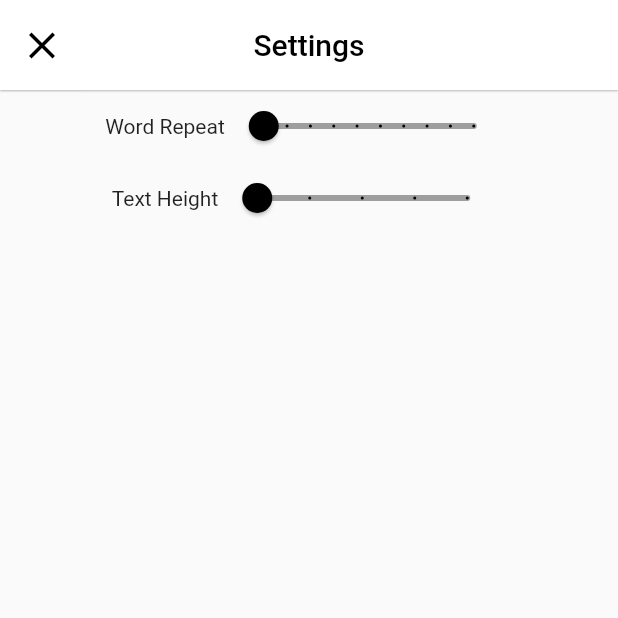
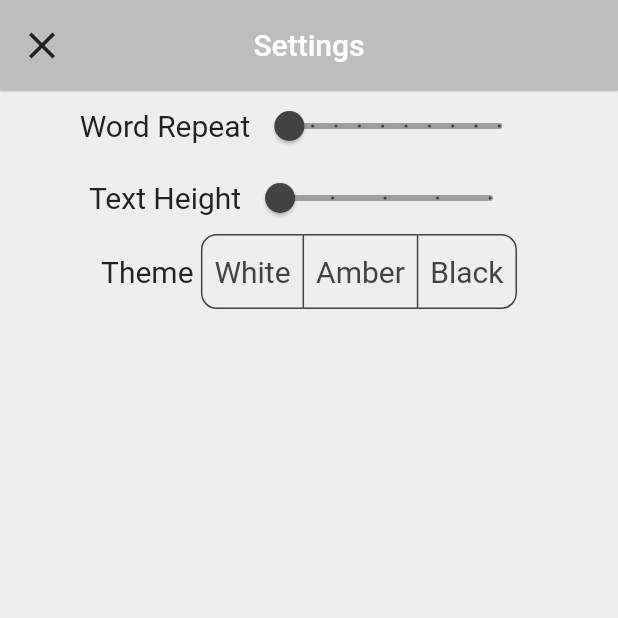
Before and after one commit to the1coder-pro/MyTomatoApp, a Flutter app: the SettingsPage screen opened directly, on a phone screen of 412 x 824 dp, the top half of it. Run offline on Flutter 3.47's test engine with Material 2 defaults, Android fonts, the phone set to English and light mode, and no system bars; statements that could not run were skipped.

Commit message:
Adding Themes

```diff
--- a/lib/main.dart
+++ b/lib/main.dart
@@ -2,13 +2,25 @@ import 'dart:math';
 
 import 'package:flutter/material.dart';
 import 'package:flutter/services.dart';
+import 'package:provider/provider.dart';
+import 'theme.dart';
 
 void main() => runApp(MyApp());
 
 class MyApp extends StatelessWidget {
   @override
   Widget build(BuildContext context) {
+    return ChangeNotifierProvider<ThemeNotifier>(
+        create: (_) => ThemeNotifier(lightTheme), child: TheMaterialApp());
+  }
+}
+
+class TheMaterialApp extends StatelessWidget {
+  @override
+  Widget build(BuildContext context) {
+    final theme = Provider.of<ThemeNotifier>(context);
     return MaterialApp(
+      theme: theme.getTheme(),
       debugShowCheckedModeBanner: false,
       initialRoute: '/',
       routes: {
@@ -39,6 +51,66 @@ var theContent = '';
 var listOfSentences;
 double textHeight = 1;
 
+//Theme Toggle Buttons and themeChanger Function
+void onThemeChanged(int value, ThemeNotifier themeNotifier) {
+  if (value == 0) {
+    themeNotifier.setTheme(lightTheme);
+  }
+  if (value == 1) {
+    themeNotifier.setTheme(amberTheme);
+  }
+  if (value == 2) {
+    themeNotifier.setTheme(darkTheme);
+  }
+}
+
+class ThemeController extends StatefulWidget {
+  @override
+  _ThemeControllerState createState() => _ThemeControllerState();
+}
+
+class _ThemeControllerState extends State<ThemeController> {
+  var isSelected = <bool>[false, false, false];
+
+  @override
+  Widget build(BuildContext context) {
+    ThemeNotifier themeNotifier = Provider.of<ThemeNotifier>(context);
+    return ToggleButtons(
+      children: <Widget>[
+        Padding(
+          padding: const EdgeInsets.all(8.0),
+          child: Text("White", textAlign: TextAlign.center),
+        ),
+        Padding(
+          padding: const EdgeInsets.all(8.0),
+          child: Text("Amber", textAlign: TextAlign.center),
+        ),
+        Padding(
+          padding: const EdgeInsets.all(8.0),
+          child: Text("Black", textAlign: TextAlign.center),
+        ),
+      ],
+      onPressed: (int index) {
+        setState(() {
+          for (int buttonIndex = 0;
+              buttonIndex < isSelected.length;
+              buttonIndex++) {
+            if (buttonIndex == index) {
+              isSelected[buttonIndex] = true;
+            } else {
+              isSelected[buttonIndex] = false;
+            }
+          }
+
+          onThemeChanged(index, themeNotifier);
+          print(index);
+        });
+      },
+      isSelected: isSelected,
+    );
+  }
+}
+
 class WordRepeatSlider extends StatefulWidget {
   @override
   _WordRepeatSliderState createState() => _WordRepeatSliderState();
@@ -48,8 +120,8 @@ class _WordRepeatSliderState extends State<WordRepeatSlider> {
   @override
   Widget build(BuildContext context) {
     return Slider(
-        inactiveColor: Colors.grey,
-        activeColor: Colors.black,
+        inactiveColor: Theme.of(context).sliderTheme.inactiveTrackColor,
+        activeColor: Theme.of(context).sliderTheme.activeTrackColor,
         value: repeatWords.toDouble(),
         min: 3,
         max: 10,
@@ -72,8 +144,8 @@ class _TextHeightSliderState extends State<TextHeightSlider> {
   @override
   Widget build(BuildContext context) {
     return Slider(
-        inactiveColor: Colors.grey,
-        activeColor: Colors.black,
+        inactiveColor: Theme.of(context).sliderTheme.inactiveTrackColor,
+        activeColor: Theme.of(context).sliderTheme.activeTrackColor,
         value: textHeight,
         min: 1,
         max: 5,
@@ -100,12 +172,15 @@ class _SettingsPageState extends State<SettingsPage> {
           leading: IconButton(
             icon: Icon(Icons.close),
             iconSize: 30,
-            color: Colors.black,
+            color: Theme.of(context).appBarTheme.iconTheme.color,
             onPressed: () => Navigator.pop(context),
           ),
           centerTitle: true,
-          title: Text("Settings", style: TextStyle(color: Colors.black)),
-          backgroundColor: Colors.white,
+          title: Text("Settings",
+              style: TextStyle(
+                  color:
+                      Theme.of(context).appBarTheme.textTheme.bodyText1.color,
+                  backgroundColor: Theme.of(context).appBarTheme.color)),
           elevation: 0.5,
           toolbarHeight: 60,
         ),
@@ -122,11 +197,30 @@ class _SettingsPageState extends State<SettingsPage> {
             // ),
             Row(
               mainAxisAlignment: MainAxisAlignment.center,
-              children: [Text("Word Repeat"), WordRepeatSlider()],
+              children: [
+                Text("Word Repeat",
+                    style: TextStyle(
+                        color: Theme.of(context).textTheme.bodyText1.color)),
+                WordRepeatSlider()
+              ],
             ),
             Row(
               mainAxisAlignment: MainAxisAlignment.center,
-              children: [Text("Text Height"), TextHeightSlider()],
+              children: [
+                Text("Text Height",
+                    style: TextStyle(
+                        color: Theme.of(context).textTheme.bodyText1.color)),
+                TextHeightSlider()
+              ],
+            ),
+            Row(
+              mainAxisAlignment: MainAxisAlignment.center,
+              children: [
+                Text("Theme ",
+                    style: TextStyle(
+                        color: Theme.of(context).textTheme.bodyText1.color)),
+                ThemeController()
+              ],
             )
           ],
         ));
@@ -180,9 +274,12 @@ class _HomePageState extends State<HomePage> {
     return Scaffold(
         appBar: AppBar(
           centerTitle: true,
-          title:
-              Text("Home", style: TextStyle(color: Colors.black, fontSize: 25)),
-          backgroundColor: Colors.white,
+          title: Text("Home",
+              style: TextStyle(
+                  color:
+                      Theme.of(context).appBarTheme.textTheme.bodyText1.color,
+                  fontSize: 25)),
+          backgroundColor: Theme.of(context).appBarTheme.color,
           elevation: 0.5,
           toolbarHeight: toolBarHeight,
           actions: [
@@ -196,7 +293,7 @@ class _HomePageState extends State<HomePage> {
                       return SettingsPage();
                     });
               },
-              color: Colors.black,
+              color: Theme.of(context).appBarTheme.iconTheme.color,
               padding: EdgeInsets.only(right: 20),
             )
           ],
@@ -206,15 +303,15 @@ class _HomePageState extends State<HomePage> {
           width: 150,
           child: FloatingActionButton.extended(
             tooltip: "Study",
-            backgroundColor: Colors.black,
+            backgroundColor: Theme.of(context).buttonColor,
             onPressed: () => submitfunction(context),
             label: Text(
               "Study",
-              style: TextStyle(color: Colors.white),
+              style: TextStyle(color: Theme.of(context).textTheme.button.color),
             ),
             icon: Icon(
               Icons.school,
-              color: Colors.white,
+              color: Theme.of(context).textTheme.button.color,
               size: 30,
             ),
           ),
@@ -229,12 +326,15 @@ class _HomePageState extends State<HomePage> {
                   icon: Icon(Icons.info_outline),
                   onPressed: () {}, //TODO we need a Info Page
                   iconSize: 30,
+                  color: Theme.of(context).textTheme.bodyText1.color,
                 ),
                 Padding(
                   padding: const EdgeInsets.only(top: 6.0),
                   child: Text(
                     "Paste What Your Text And Press Submit",
-                    style: TextStyle(fontSize: 17),
+                    style: TextStyle(
+                        fontSize: 17,
+                        color: Theme.of(context).textTheme.bodyText1.color),
                   ),
                 ),
               ],
@@ -244,14 +344,17 @@ class _HomePageState extends State<HomePage> {
                 textDirection: TextDirection.rtl,
                 controller: field,
                 maxLines: 18,
-                style: TextStyle(color: Colors.black, fontSize: 25),
-                cursorColor: Colors.black,
+                style: TextStyle(
+                    color: Theme.of(context).textTheme.bodyText1.color,
+                    fontSize: 25),
+                cursorColor: Theme.of(context).textSelectionColor,
                 decoration: InputDecoration(
-                  focusColor: Colors.black,
-                  labelStyle: TextStyle(color: Colors.black),
-                  hoverColor: Colors.black,
+                  focusColor: Theme.of(context).focusColor,
+                  labelStyle: TextStyle(color: Theme.of(context).primaryColor),
+                  hoverColor: Theme.of(context).hoverColor,
                   border: OutlineInputBorder(
-                    borderSide: BorderSide(color: Colors.black),
+                    borderSide:
+                        BorderSide(color: Theme.of(context).primaryColor),
                   ),
                 ),
               ),
@@ -387,8 +490,11 @@ class _StudyPageState extends State<StudyPage> {
         appBar: AppBar(
           centerTitle: true,
           title: Text("Study",
-              style: TextStyle(color: Colors.black, fontSize: 25)),
-          backgroundColor: Colors.white,
+              style: TextStyle(
+                  color:
+                      Theme.of(context).appBarTheme.textTheme.bodyText1.color,
+                  fontSize: 25)),
+          backgroundColor: Theme.of(context).appBarTheme.color,
           elevation: 0.5,
           toolbarHeight: toolBarHeight,
         ),
@@ -397,11 +503,11 @@ class _StudyPageState extends State<StudyPage> {
             width: 70,
             child: FloatingActionButton(
               tooltip: "Edit",
-              backgroundColor: Colors.black,
+              backgroundColor: Theme.of(context).buttonColor,
               onPressed: () => Navigator.pushReplacementNamed(context, '/'),
               child: Icon(
                 Icons.edit,
-                color: Colors.white,
+                color: Theme.of(context).textTheme.button.color,
                 size: 30,
               ),
             )),
@@ -413,7 +519,10 @@ class _StudyPageState extends State<StudyPage> {
                 height: 300,
                 child: Text(
                   '$studyText',
-                  style: TextStyle(fontSize: 40, height: textHeight),
+                  style: TextStyle(
+                      fontSize: 40,
+                      height: textHeight,
+                      color: Theme.of(context).textTheme.bodyText1.color),
                   maxLines: 5,
                   textDirection: TextDirection.rtl,
                   textAlign: TextAlign.center,
@@ -434,13 +543,15 @@ class _StudyPageState extends State<StudyPage> {
                   child: FlatButton(
                       shape: RoundedRectangleBorder(
                           borderRadius: BorderRadius.circular(10)),
-                      color: Colors.black,
+                      color: Theme.of(context).buttonColor,
                       onPressed: () => studyBtnfunction(),
                       child: Padding(
                         padding: const EdgeInsets.all(8.0),
                         child: Text(
                           "Study",
-                          style: TextStyle(fontSize: 30, color: Colors.white),
+                          style: TextStyle(
+                              fontSize: 30,
+                              color: Theme.of(context).textTheme.button.color),
                           textAlign: TextAlign.center,
                           textDirection: TextDirection.rtl,
                         ),
@@ -449,6 +560,8 @@ class _StudyPageState extends State<StudyPage> {
                 SizedBox(width: 40),
                 IconButton(
                   icon: Icon(Icons.visibility),
+                  color: Theme.of(context).primaryColor,
+                  splashColor: Theme.of(context).buttonColor,
                   onPressed: () {
                     setState(() {
                       studyText = listOfWords.join(" ").toString();
@@ -463,7 +576,8 @@ class _StudyPageState extends State<StudyPage> {
               child: Center(
                   child: Text(
                 "$repeatWordsCounter",
-                style: TextStyle(fontSize: 90),
+                style: TextStyle(
+                    fontSize: 90, color: Theme.of(context).primaryColor),
               )),
             )
           ],
--- /dev/null
+++ b/lib/theme.dart
@@ -0,0 +1,133 @@
+import 'package:flutter/material.dart';
+
+final lightTheme = ThemeData(
+    scaffoldBackgroundColor: Colors.grey[200],
+    indicatorColor: Color(0xFF8d8d8d),
+    textSelectionColor: Color(0xFF8d8d8d),
+    textSelectionHandleColor: Color(0xFF8d8d8d),
+    primaryTextTheme: TextTheme(bodyText1: TextStyle(color: Colors.grey[800])),
+    primaryColor: Colors.grey[900],
+    dialogTheme: DialogTheme(
+        backgroundColor: Color(0xFFe0e0e0),
+        contentTextStyle: TextStyle(color: Colors.grey[900])),
+    snackBarTheme: SnackBarThemeData(
+        backgroundColor: Colors.grey[800],
+        contentTextStyle: TextStyle(color: Colors.grey[300])),
+    appBarTheme: AppBarTheme(
+        color: Colors.grey[400],
+        textTheme: TextTheme(bodyText1: TextStyle(color: Colors.grey[900])),
+        iconTheme: IconThemeData(color: Colors.grey[900])),
+    textTheme: TextTheme(
+        bodyText1: TextStyle(color: Colors.grey[900]),
+        bodyText2: TextStyle(fontSize: 20),
+        button: TextStyle(color: Colors.grey[300])),
+    buttonColor: Colors.grey[900],
+    buttonTheme: ButtonThemeData(
+        shape: RoundedRectangleBorder(borderRadius: BorderRadius.circular(10))),
+    bottomSheetTheme: BottomSheetThemeData(
+      backgroundColor: Colors.grey[300],
+      shape: RoundedRectangleBorder(borderRadius: BorderRadius.circular(20)),
+    ),
+    toggleButtonsTheme: ToggleButtonsThemeData(
+        borderColor: Colors.grey[800],
+        borderRadius: BorderRadius.circular(10),
+        color: Colors.grey[800],
+        selectedBorderColor: Colors.grey[800],
+        selectedColor: Colors.grey[800],
+        fillColor: Colors.grey[400]),
+    sliderTheme: SliderThemeData(
+        activeTrackColor: Colors.grey[800],
+        inactiveTrackColor: Colors.grey,
+        valueIndicatorTextStyle: TextStyle(color: Colors.grey[50])));
+
+final amberTheme = ThemeData(
+    scaffoldBackgroundColor: Color(0xFFDCC1A7),
+    indicatorColor: Color(0xFF5b3f36),
+    textSelectionColor: Color(0xFF896a60),
+    textSelectionHandleColor: Color(0xFF896a60),
+    primaryTextTheme: TextTheme(bodyText1: TextStyle(color: Color(0xFF5b3f36))),
+    primaryColor: Color(0xFF896a60),
+    dialogTheme: DialogTheme(
+        backgroundColor: Color(0xFFDCC1A7),
+        contentTextStyle: TextStyle(color: Color(0xFF5b3f36))),
+    tabBarTheme: TabBarTheme(labelColor: Color(0xFFDCC1A7)),
+    appBarTheme: AppBarTheme(
+        color: Color(0xFF896a60),
+        textTheme: TextTheme(bodyText1: TextStyle(color: Color(0xFFDCC1A7))),
+        iconTheme: IconThemeData(color: Color(0xFFDCC1A7))),
+    textTheme: TextTheme(
+        bodyText1: TextStyle(color: Color(0xFF5b3f36)),
+        bodyText2: TextStyle(fontSize: 20),
+        button: TextStyle(color: Color(0xFFDCC1A7))),
+    snackBarTheme: SnackBarThemeData(backgroundColor: Color(0xFF896a60)),
+    buttonColor: Color(0xFF5b3f36),
+    buttonTheme: ButtonThemeData(
+        shape: RoundedRectangleBorder(borderRadius: BorderRadius.circular(10))),
+    bottomSheetTheme: BottomSheetThemeData(
+      backgroundColor: Color(0xFFDCC1A7),
+      shape: RoundedRectangleBorder(borderRadius: BorderRadius.circular(20)),
+    ),
+    toggleButtonsTheme: ToggleButtonsThemeData(
+        borderRadius: BorderRadius.circular(10),
+        borderColor: Color(0xFF5b3f36),
+        color: Color(0xFF5b3f36),
+        selectedBorderColor: Color(0xFF5b3f36),
+        selectedColor: Color(0xFF5b3f36),
+        fillColor: Color(0xFF896a60)),
+    sliderTheme: SliderThemeData(
+        activeTrackColor: Color(0xFF5b3f36),
+        inactiveTrackColor: Color(0xFF896a60),
+        valueIndicatorTextStyle: TextStyle(color: Colors.grey[50])));
+
+final darkTheme = ThemeData(
+    scaffoldBackgroundColor: Color(0xFF000000),
+    indicatorColor: Colors.grey[800],
+    textSelectionColor: Colors.grey[300],
+    textSelectionHandleColor: Colors.grey[300],
+    primaryColor: Color(0xFFe0e0e0),
+    dialogTheme: DialogTheme(
+        backgroundColor: Color(0xFF000000),
+        contentTextStyle: TextStyle(color: Color(0xFFe0e0e0))),
+    primaryTextTheme: TextTheme(bodyText1: TextStyle(color: Color(0xFFe0e0e0))),
+    appBarTheme: AppBarTheme(
+        color: Color(0xFF484848),
+        textTheme: TextTheme(bodyText1: TextStyle(color: Color(0xFFe0e0e0))),
+        iconTheme: IconThemeData(color: Color(0xFFe0e0e0))),
+    textTheme: TextTheme(
+        bodyText1: TextStyle(color: Color(0xFFe0e0e0)),
+        bodyText2: TextStyle(fontSize: 20),
+        button: TextStyle(color: Color(0xFFe0e0e0))),
+    snackBarTheme: SnackBarThemeData(
+        backgroundColor: Color(0xFF212121),
+        contentTextStyle: TextStyle(color: Color(0xFFe0e0e0))),
+    buttonColor: Color(0xFF212121),
+    buttonTheme: ButtonThemeData(
+        shape: RoundedRectangleBorder(borderRadius: BorderRadius.circular(10))),
+    bottomSheetTheme: BottomSheetThemeData(
+      backgroundColor: Colors.grey[800],
+      shape: RoundedRectangleBorder(borderRadius: BorderRadius.circular(20)),
+    ),
+    toggleButtonsTheme: ToggleButtonsThemeData(
+        borderColor: Colors.grey[300],
+        borderRadius: BorderRadius.circular(10),
+        color: Colors.grey[300],
+        selectedBorderColor: Colors.grey[300],
+        selectedColor: Colors.grey[300],
+        fillColor: Colors.grey[700]),
+    sliderTheme: SliderThemeData(
+        activeTrackColor: Colors.grey[300],
+        inactiveTrackColor: Colors.grey[700],
+        valueIndicatorTextStyle: TextStyle(color: Colors.grey[50])));
+
+class ThemeNotifier with ChangeNotifier {
+  ThemeData _themeData;
+
+  ThemeNotifier(this._themeData);
+
+  getTheme() => _themeData;
+
+  setTheme(ThemeData themeData) async {
+    _themeData = themeData;
+    notifyListeners();
+  }
+}
--- a/pubspec.yaml
+++ b/pubspec.yaml
@@ -28,6 +28,7 @@ dependencies:
   # The following adds the Cupertino Icons font to your application.
   # Use with the CupertinoIcons class for iOS style icons.
   cupertino_icons: ^0.1.3
+  provider:
 
 dev_dependencies:
   flutter_test:
```
Also changed, not shown: pubspec.lock.
